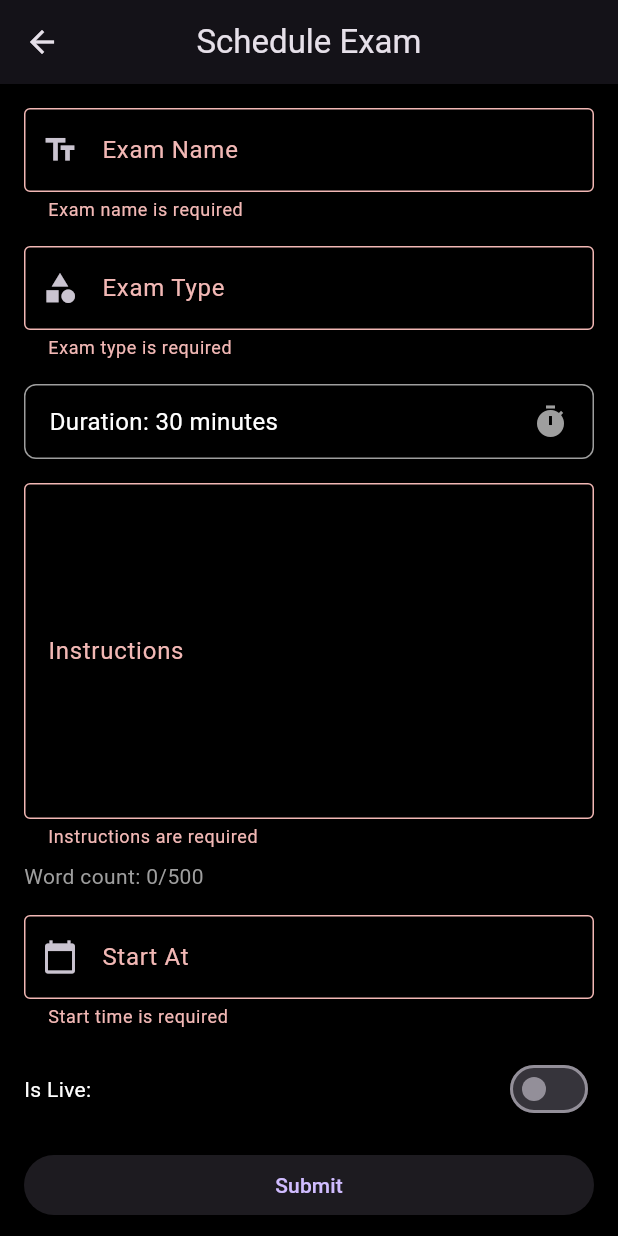
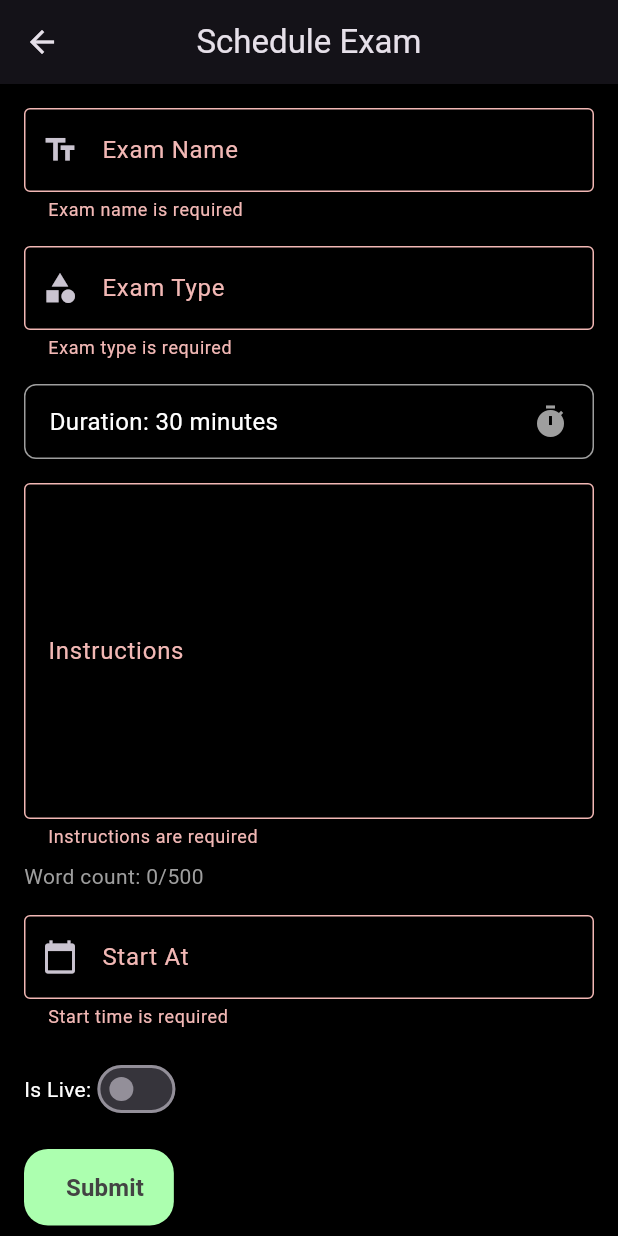
Before and after one commit to nayan1306/bigaze-controller, a Flutter app: the ScheduleExamPage screen opened directly, after a tap on "Submit", on a phone screen of 412 x 824 dp. Run offline on Flutter 3.47's test engine with Material 3 defaults, Android fonts, the phone set to English and light mode, and no system bars; our stand-ins replace cloud_firestore, firebase_auth, firebase_core, firebase_messaging, google_sign_in, multi_select_flutter and 1 more; missing offline and left inert: firebase_ui_auth; accounts and stored records are empty.

Commit message:
schedule exam page redesigned with essential functionalities

```diff
--- a/lib/schedule_exam_page.dart
+++ b/lib/schedule_exam_page.dart
@@ -2,6 +2,8 @@ import 'package:cloud_firestore/cloud_firestore.dart';
 import 'package:firebase_auth/firebase_auth.dart';
 import 'package:flutter/material.dart';
 import 'package:numberpicker/numberpicker.dart';
+
+import 'widgets/custom_submit_button.dart';
 
 class ScheduleExamPage extends StatefulWidget {
   const ScheduleExamPage({super.key});
@@ -58,8 +60,11 @@ class _ScheduleExamPageState extends State<ScheduleExamPage> {
         'isLive': _isLive,
       });
 
-      _showSnackBar('Exam added successfully!');
+      _showSnackBar('Exam scheduled');
       _clearForm();
+
+      // Navigate back to the home screen after success
+      Navigator.pop(context);
     } catch (e) {
       _showSnackBar('Error adding exam data: $e');
     }
@@ -146,7 +151,10 @@ class _ScheduleExamPageState extends State<ScheduleExamPage> {
 
   void _showSnackBar(String message) {
     ScaffoldMessenger.of(context).showSnackBar(
-      SnackBar(content: Text(message)),
+      SnackBar(
+        content: Text(message),
+        backgroundColor: Colors.lightGreenAccent,
+      ),
     );
   }
 
@@ -265,7 +273,7 @@ class _ScheduleExamPageState extends State<ScheduleExamPage> {
               ),
               const SizedBox(height: 16),
               Row(
-                mainAxisAlignment: MainAxisAlignment.spaceBetween,
+                mainAxisAlignment: MainAxisAlignment.start,
                 children: [
                   const Text('Is Live:'),
                   Switch(
@@ -279,12 +287,12 @@ class _ScheduleExamPageState extends State<ScheduleExamPage> {
                 ],
               ),
               const SizedBox(height: 16),
-              SizedBox(
-                width: double.infinity,
-                child: ElevatedButton(
-                  onPressed: _addExamData,
-                  child: const Text('Submit'),
-                ),
+              CustomButton(
+                onPressed: _addExamData,
+                text: 'Submit',
+                color: const Color.fromARGB(255, 172, 255, 175),
+                textColor: const Color.fromARGB(255, 67, 67, 67),
+                borderRadius: 16.0,
               ),
             ],
           ),
--- /dev/null
+++ b/lib/widgets/custom_submit_button.dart
@@ -0,0 +1,42 @@
+import 'package:flutter/material.dart';
+
+class CustomButton extends StatelessWidget {
+  final VoidCallback onPressed;
+  final String text;
+  final IconData? icon;
+  final Color color;
+  final Color textColor;
+  final double borderRadius;
+
+  const CustomButton({
+    super.key,
+    required this.onPressed,
+    required this.text,
+    this.icon,
+    this.color = Colors.blue,
+    this.textColor = Colors.white,
+    this.borderRadius = 12.0,
+  });
+
+  @override
+  Widget build(BuildContext context) {
+    return ElevatedButton.icon(
+      onPressed: onPressed,
+      icon:
+          icon != null ? Icon(icon, color: textColor) : const SizedBox.shrink(),
+      label: Text(
+        text,
+        style: TextStyle(
+            color: textColor, fontSize: 16.0, fontWeight: FontWeight.bold),
+      ),
+      style: ElevatedButton.styleFrom(
+        backgroundColor: color,
+        padding: const EdgeInsets.symmetric(vertical: 14.0, horizontal: 20.0),
+        shape: RoundedRectangleBorder(
+          borderRadius: BorderRadius.circular(borderRadius),
+        ),
+        elevation: 4.0,
+      ),
+    );
+  }
+}
```
Also changed, not shown: 1 other file.
